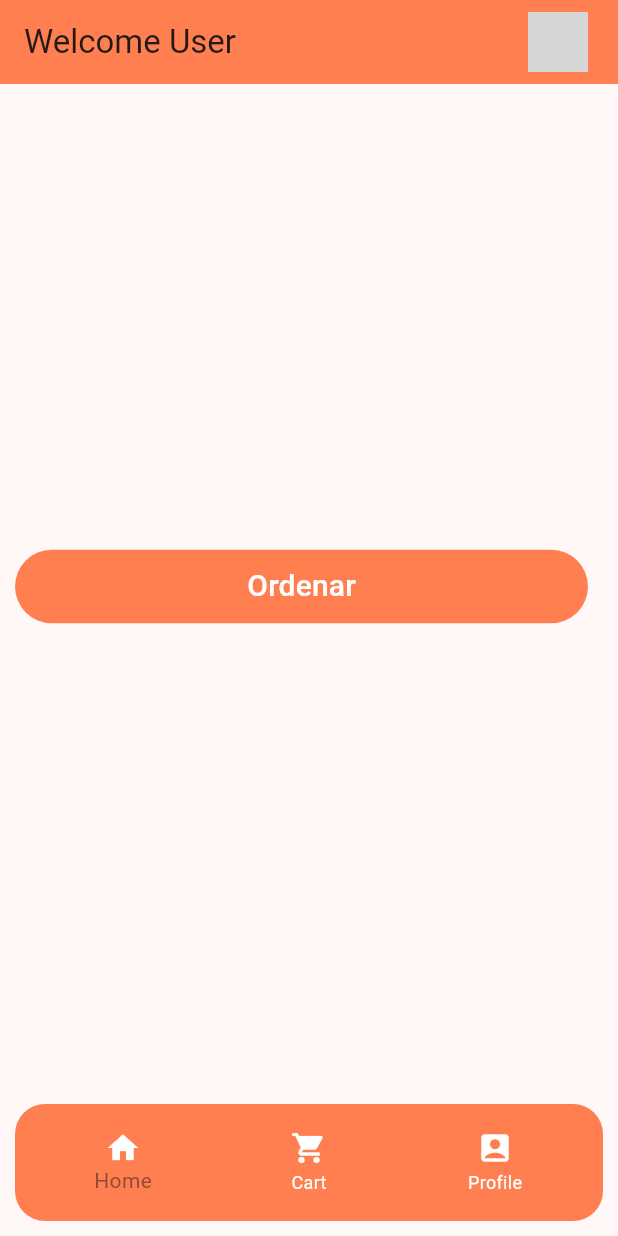
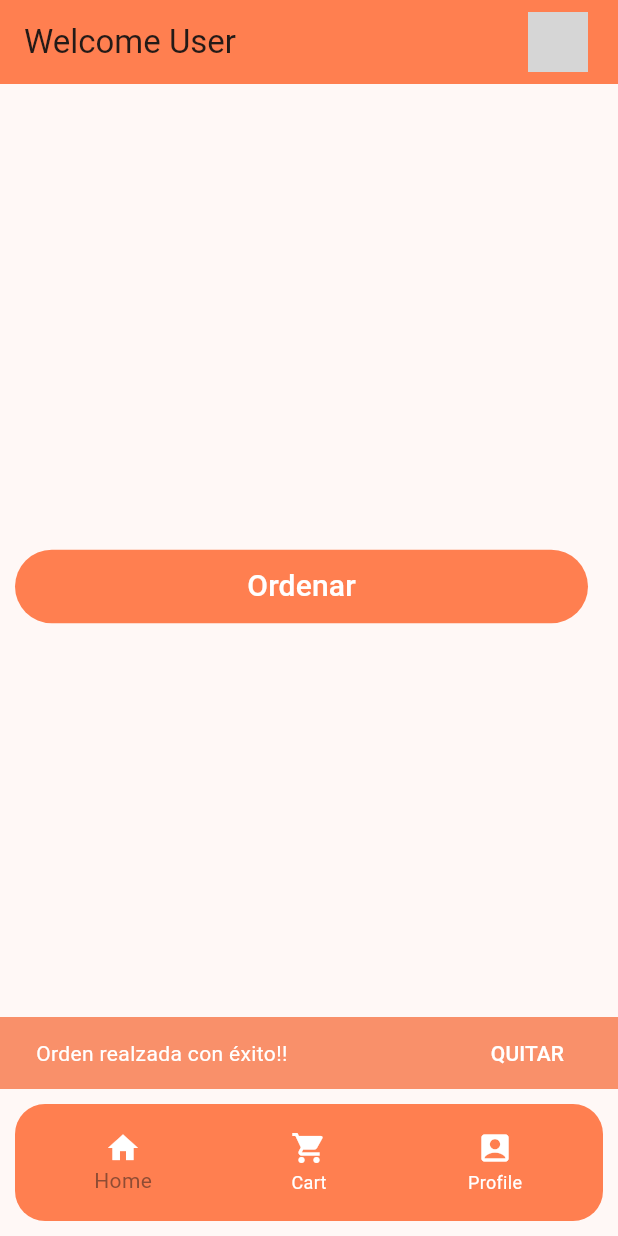
Before and after one commit to Alfred024/cafe_app_flutter, a Flutter app: the screen it shows after launch, after a tap on "Ordenar", on a phone screen of 412 x 824 dp. Run offline on Flutter 3.47's test engine with Material 2 defaults, Android fonts, the phone set to English and light mode, and no system bars; our stand-ins replace go_router; network calls fail; grey boxes are pictures that could not be loaded.

Commit message:
Method to show notification on Order pressed (ScaffoldMessenger)

```diff
--- a/lib/screens/shopping_cart/shopping_cart_page.dart
+++ b/lib/screens/shopping_cart/shopping_cart_page.dart
@@ -14,8 +14,8 @@ class ShoppingCart extends StatelessWidget {
   //Agregar notificación para cunado se haya hecho la ´roden
 }
 
-class _CartItem2 extends StatelessWidget {
-  const _CartItem2({super.key});
+class CartItem2 extends StatelessWidget {
+  const CartItem2({super.key});
 
   @override
   Widget build(BuildContext context) {
@@ -171,6 +171,21 @@ class OrderButton extends StatelessWidget {
 
   @override
   Widget build(BuildContext context) {
+    void showOrderedNotification(BuildContext context) {
+      ScaffoldMessenger.of(context).clearSnackBars();
+      final customSnackBar = SnackBar(
+        backgroundColor: const Color.fromARGB(255, 249, 144, 106),
+        content: const Text(
+          'Orden realzada con éxito!!',
+          style: TextStyle(color: Colors.white),
+        ),
+        duration: const Duration(seconds: 2),
+        action: SnackBarAction(
+            textColor: Colors.white, label: 'QUITAR', onPressed: () {}),
+      );
+      ScaffoldMessenger.of(context).showSnackBar(customSnackBar);
+    }
+
     return Container(
       padding: const EdgeInsets.only(left: 10, right: 20),
       width: double.infinity,
@@ -179,7 +194,7 @@ class OrderButton extends StatelessWidget {
             padding: MaterialStatePropertyAll(EdgeInsets.all(10)),
             backgroundColor: MaterialStatePropertyAll(Color(0xFFFF7F50)),
           ),
-          onPressed: () {},
+          onPressed: () => showOrderedNotification(context),
           //icon: const Icon(Icons.),
           child: const Text(
             'Ordenar',
```
